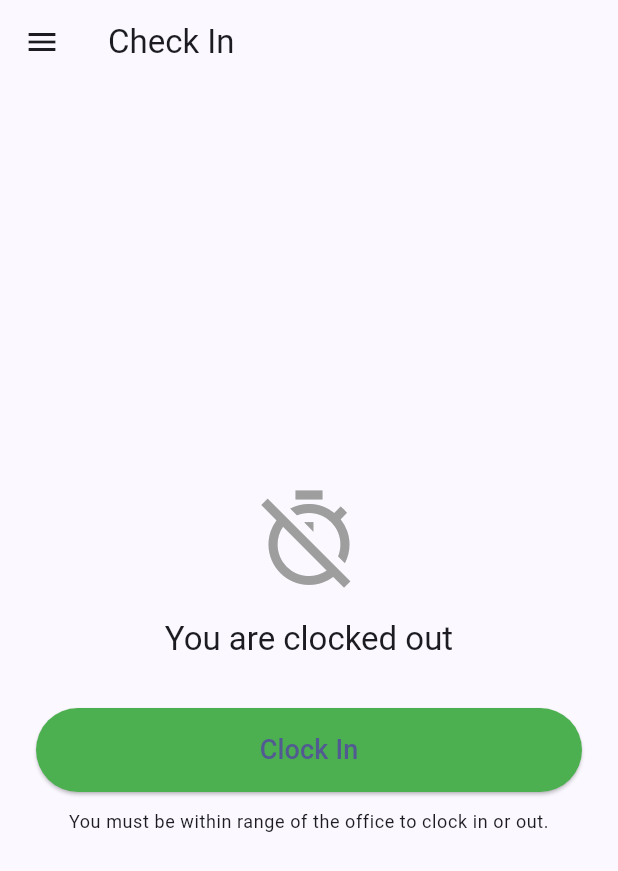
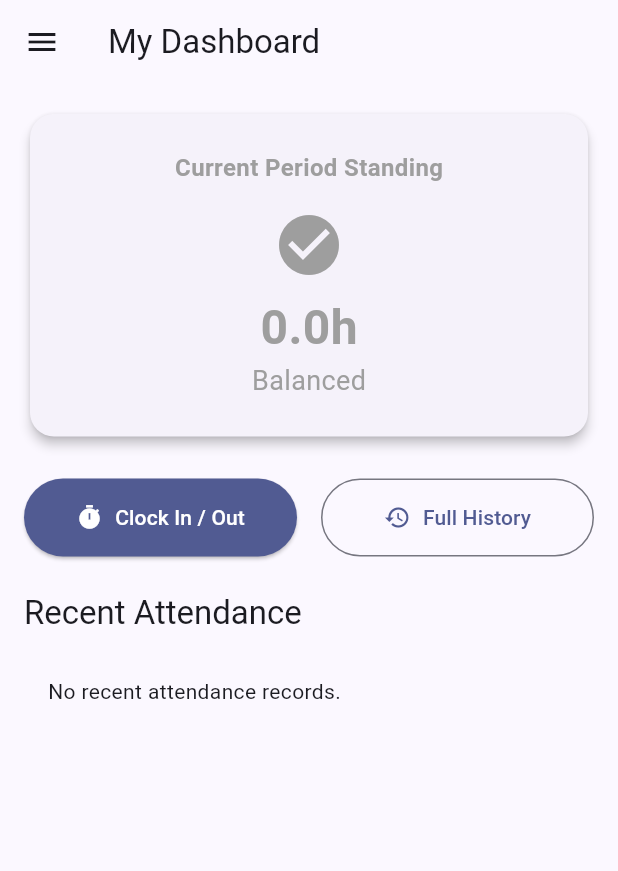
Before and after one commit to mxg-mega/checkin_app, a Flutter app: the screen it shows once a user with an empty profile is signed in, on a phone screen of 412 x 824 dp. Shown: the top 871 px of the screen. Run offline on Flutter 3.47's test engine with Material 3 defaults, Android fonts, the phone set to English and light mode, and no system bars; our stand-ins replace csv, flutter_dotenv, flutter_riverpod, geolocator, go_router, pdf and 1 more; missing offline and left inert: file_saver; accounts and stored records are empty.

Commit message:
feat: add employee dashboard with net minutes tracking and recent attendance overview

```diff
--- a/lib/core/router/app_router.dart
+++ b/lib/core/router/app_router.dart
@@ -23,9 +23,11 @@ import '../../features/attendance/attendance_history_screen.dart';
 import '../../features/admin/screens/waive_backfill_screen.dart';
 import '../../features/admin/reports/reports_screen.dart';
 import '../../features/admin/office_locations/office_locations_screen.dart';
+import '../../features/dashboard/employee_dashboard_screen.dart';
 
 class AppRoutes {
   static const login = '/login';
+  static const employeeDashboard = '/dashboard';
   static const clock = '/clock';
   static const myAttendance = '/my-attendance';
   static const adminDashboard = '/admin';
@@ -81,13 +83,13 @@ final appRouterProvider = Provider<GoRouter>((ref) {
           // dashboard access. Admins, however, are also employees who
           // clock in/out themselves, so they're free to use /clock and
           // /my-attendance too; only non-admins are restricted here.
-          if (!isAdmin && onAdminRoute) return AppRoutes.clock;
+          if (!isAdmin && onAdminRoute) return AppRoutes.employeeDashboard;
 
           // Redirect away from splash/login once we know where they belong.
           // Admins land on the dashboard by default after signing in, but
-          // can navigate to /clock afterward via the drawer.
+          // can navigate to /dashboard afterward via the drawer.
           if (onSplashOrLogin) {
-            return isAdmin ? AppRoutes.adminDashboard : AppRoutes.clock;
+            return isAdmin ? AppRoutes.adminDashboard : AppRoutes.employeeDashboard;
           }
 
           return null; // already on a valid route for this role
@@ -105,6 +107,10 @@ final appRouterProvider = Provider<GoRouter>((ref) {
       ),
 
       // --- Employee routes ---
+      GoRoute(
+        path: AppRoutes.employeeDashboard,
+        builder: (context, state) => const EmployeeDashboardScreen(),
+      ),
       GoRoute(
         path: AppRoutes.clock,
         builder: (context, state) => const ClockScreen(),
--- a/lib/features/admin/admin_dashboard_screen.dart
+++ b/lib/features/admin/admin_dashboard_screen.dart
@@ -38,7 +38,7 @@ class AdminDashboardScreen extends ConsumerWidget {
         child: ListView(
           padding: const EdgeInsets.all(16),
           children: [
-            _SectionHeader(
+            const _SectionHeader(
               title: 'Dangling Shifts',
               subtitle: 'Clock-ins with no matching clock-out',
             ),
@@ -71,7 +71,7 @@ class AdminDashboardScreen extends ConsumerWidget {
             ),
 
             const SizedBox(height: 32),
-            _SectionHeader(
+            const _SectionHeader(
               title: 'Team Hours Standing',
               subtitle: 'This period · overtime owed vs hours to repay',
             ),
--- a/lib/features/attendance/attendance_history_screen.dart
+++ b/lib/features/attendance/attendance_history_screen.dart
@@ -3,7 +3,6 @@
 import 'package:checkin_app/shared/widgets/app_shell.dart';
 import 'package:flutter/material.dart';
 import 'package:flutter_riverpod/flutter_riverpod.dart';
-import 'package:go_router/go_router.dart';
 import 'package:intl/intl.dart';
 import 'attendance_history_repository.dart';
 
--- a/lib/features/auth/repository/auth_repository.dart
+++ b/lib/features/auth/repository/auth_repository.dart
@@ -74,8 +74,8 @@ class AuthRepository {
   Future<AuthResult> requestPasswordReset({required String email}) async {
     try {
       await SupabaseService.client.auth.resetPasswordForEmail(email.trim());
-      return AuthSuccess(SupabaseService.client.auth.currentUser ?? User(
-        id: '', appMetadata: const {}, userMetadata: const {}, aud: '', createdAt: '',
+      return AuthSuccess(SupabaseService.client.auth.currentUser ?? const User(
+        id: '', appMetadata: {}, userMetadata: {}, aud: '', createdAt: '',
       ));
     } on AuthException catch (e) {
       return AuthFailure(_friendlyAuthError(e));
--- a/lib/features/clock/clock_repository.dart
+++ b/lib/features/clock/clock_repository.dart
@@ -116,7 +116,7 @@ class ClockRepository {
         );
       }
 
-      final latest = rows.first as Map<String, dynamic>;
+      final latest = rows.first;
       final type = latest['type'] as String;
       final recordedAt = DateTime.parse(latest['recorded_at'] as String);
 
--- /dev/null
+++ b/lib/features/dashboard/employee_dashboard_screen.dart
@@ -0,0 +1,179 @@
+import 'package:flutter/material.dart';
+import 'package:flutter_riverpod/flutter_riverpod.dart';
+import 'package:go_router/go_router.dart';
+import '../../core/router/app_router.dart';
+import '../../shared/widgets/app_shell.dart';
+import '../attendance/attendance_history_repository.dart';
+import 'employee_dashboard_repository.dart';
+import 'package:intl/intl.dart';
+
+final employeeDashboardRepositoryProvider = Provider<EmployeeDashboardRepository>((ref) {
+  return EmployeeDashboardRepository();
+});
+
+final employeeNetMinutesProvider = FutureProvider.autoDispose<int>((ref) async {
+  final repo = ref.watch(employeeDashboardRepositoryProvider);
+  final now = DateTime.now();
+  // Using the current month as the period for this dashboard
+  final startDate = DateTime(now.year, now.month, 1);
+  final endDate = DateTime(now.year, now.month + 1, 0);
+  return repo.fetchMyNetMinutesThisPeriod(startDate, endDate);
+});
+
+final dashboardRecentAttendanceProvider = FutureProvider.autoDispose<List<AttendanceRecordView>>((ref) async {
+  final repo = AttendanceHistoryRepository();
+  return repo.fetchMyRecent(limit: 5); // Show only the latest 5
+});
+
+class EmployeeDashboardScreen extends ConsumerWidget {
+  const EmployeeDashboardScreen({super.key});
+
+  @override
+  Widget build(BuildContext context, WidgetRef ref) {
+    final netMinutesAsync = ref.watch(employeeNetMinutesProvider);
+    final recentAttendanceAsync = ref.watch(dashboardRecentAttendanceProvider);
+
+    return Scaffold(
+      appBar: AppBar(
+        title: const Text('My Dashboard'),
+      ),
+      drawer: const AppDrawer(),
+      body: RefreshIndicator(
+        onRefresh: () async {
+          ref.invalidate(employeeNetMinutesProvider);
+          ref.invalidate(dashboardRecentAttendanceProvider);
+        },
+        child: ListView(
+          padding: const EdgeInsets.all(16.0),
+          children: [
+            _buildOwedOvertimeCard(context, netMinutesAsync),
+            const SizedBox(height: 24),
+            _buildActionButtons(context),
+            const SizedBox(height: 24),
+            Text('Recent Attendance', style: Theme.of(context).textTheme.titleLarge),
+            const SizedBox(height: 12),
+            _buildRecentAttendanceList(context, recentAttendanceAsync),
+          ],
+        ),
+      ),
+    );
+  }
+
+  Widget _buildOwedOvertimeCard(BuildContext context, AsyncValue<int> netMinutesAsync) {
+    return Card(
+      elevation: 3,
+      shape: RoundedRectangleBorder(borderRadius: BorderRadius.circular(16)),
+      child: Padding(
+        padding: const EdgeInsets.all(24.0),
+        child: Column(
+          children: [
+            const Text(
+              'Current Period Standing',
+              style: TextStyle(fontSize: 16, fontWeight: FontWeight.bold, color: Colors.grey),
+            ),
+            const SizedBox(height: 16),
+            netMinutesAsync.when(
+              loading: () => const Center(child: CircularProgressIndicator()),
+              error: (err, _) => const Center(child: Text('Failed to load data')),
+              data: (netMinutes) {
+                final isNeutral = netMinutes == 0;
+                final isOvertime = netMinutes > 0;
+                final color = isNeutral ? Colors.grey : (isOvertime ? Colors.green : Colors.red);
+                final hours = (netMinutes.abs() / 60.0).toStringAsFixed(1);
+
+                String label = isNeutral ? 'Balanced' : (isOvertime ? 'Overtime' : 'Owed');
+
+                return Column(
+                  children: [
+                    Icon(
+                      isNeutral ? Icons.check_circle : (isOvertime ? Icons.trending_up : Icons.trending_down),
+                      size: 48,
+                      color: color,
+                    ),
+                    const SizedBox(height: 8),
+                    Text(
+                      isNeutral ? '0.0h' : '$hours h',
+                      style: TextStyle(fontSize: 32, fontWeight: FontWeight.bold, color: color),
+                    ),
+                    Text(
+                      label,
+                      style: TextStyle(fontSize: 18, color: color),
+                    ),
+                  ],
+                );
+              },
+            ),
+          ],
+        ),
+      ),
+    );
+  }
+
+  Widget _buildActionButtons(BuildContext context) {
+    return Row(
+      children: [
+        Expanded(
+          child: ElevatedButton.icon(
+            style: ElevatedButton.styleFrom(
+              padding: const EdgeInsets.symmetric(vertical: 16),
+              backgroundColor: Theme.of(context).colorScheme.primary,
+              foregroundColor: Colors.white,
+            ),
+            onPressed: () => context.push(AppRoutes.clock),
+            icon: const Icon(Icons.timer),
+            label: const Text('Clock In / Out'),
+          ),
+        ),
+        const SizedBox(width: 16),
+        Expanded(
+          child: OutlinedButton.icon(
+            style: OutlinedButton.styleFrom(
+              padding: const EdgeInsets.symmetric(vertical: 16),
+            ),
+            onPressed: () => context.push(AppRoutes.myAttendance),
+            icon: const Icon(Icons.history),
+            label: const Text('Full History'),
+          ),
+        ),
+      ],
+    );
+  }
+
+  Widget _buildRecentAttendanceList(BuildContext context, AsyncValue<List<AttendanceRecordView>> recentAttendanceAsync) {
+    return recentAttendanceAsync.when(
+      loading: () => const Center(child: CircularProgressIndicator()),
+      error: (err, _) => Center(child: Text('Failed to load: $err')),
+      data: (records) {
+        if (records.isEmpty) {
+          return const Padding(
+            padding: EdgeInsets.all(16.0),
+            child: Text('No recent attendance records.'),
+          );
+        }
+        return Card(
+          elevation: 2,
+          shape: RoundedRectangleBorder(borderRadius: BorderRadius.circular(12)),
+          child: ListView.separated(
+            shrinkWrap: true,
+            physics: const NeverScrollableScrollPhysics(),
+            itemCount: records.length,
+            separatorBuilder: (context, index) => const Divider(height: 1),
+            itemBuilder: (context, index) {
+              final record = records[index];
+              final isClockIn = record.type == 'clock_in';
+
+              return ListTile(
+                leading: Icon(
+                  isClockIn ? Icons.login : Icons.logout,
+                  color: isClockIn ? Colors.green : Colors.redAccent,
+                ),
+                title: Text(isClockIn ? 'Clocked In' : 'Clocked Out'),
+                subtitle: Text(DateFormat('EEE, MMM d · h:mm a').format(record.recordedAt)),
+              );
+            },
+          ),
+        );
+      },
+    );
+  }
+}
--- a/lib/shared/widgets/app_shell.dart
+++ b/lib/shared/widgets/app_shell.dart
@@ -43,6 +43,14 @@ class AppDrawer extends ConsumerWidget {
                   ),
                 ),
                 if (!isAdmin) ...[
+                  ListTile(
+                    leading: const Icon(Icons.dashboard_outlined),
+                    title: const Text('Dashboard'),
+                    onTap: () {
+                      Navigator.pop(context);
+                      context.go(AppRoutes.employeeDashboard);
+                    },
+                  ),
                   ListTile(
                     leading: const Icon(Icons.timer_outlined),
                     title: const Text('Clock In / Out'),
```
Also changed, not shown: lib/features/dashboard/employee_dashboard_repository.dart (added, +34 -0 lines), 2 other files.
